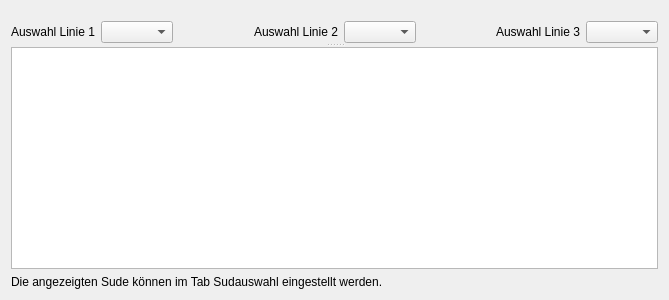
Before: the Qt Designer form kleiner-brauhelfer/tabbrauuebersicht.ui in kleiner-brauhelfer/kleiner-brauhelfer-2, drawn with Qt 5.
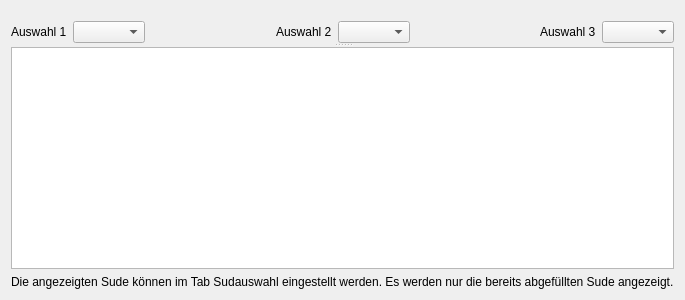
After: the same form once the commit is applied. Custom widgets are drawn as their Qt base class.

Patch:
```diff
--- a/kleiner-brauhelfer/tabbrauuebersicht.ui
+++ b/kleiner-brauhelfer/tabbrauuebersicht.ui
@@ -36,7 +36,7 @@
          <item>
           <widget class="QLabel" name="label_24">
            <property name="text">
-            <string>Auswahl Linie 1</string>
+            <string>Auswahl 1</string>
            </property>
           </widget>
          </item>
@@ -63,7 +63,7 @@
          <item>
           <widget class="QLabel" name="label_26">
            <property name="text">
-            <string>Auswahl Linie 2</string>
+            <string>Auswahl 2</string>
            </property>
           </widget>
          </item>
@@ -90,7 +90,7 @@
          <item>
           <widget class="QLabel" name="label_25">
            <property name="text">
-            <string>Auswahl Linie 3</string>
+            <string>Auswahl 3</string>
            </property>
           </widget>
          </item>
@@ -130,7 +130,7 @@
    <item>
     <widget class="QLabel" name="label">
      <property name="text">
-      <string>Die angezeigten Sude können im Tab Sudauswahl eingestellt werden.</string>
+      <string>Die angezeigten Sude können im Tab Sudauswahl eingestellt werden. Es werden nur die bereits abgefüllten Sude angezeigt.</string>
      </property>
     </widget>
    </item>
```
